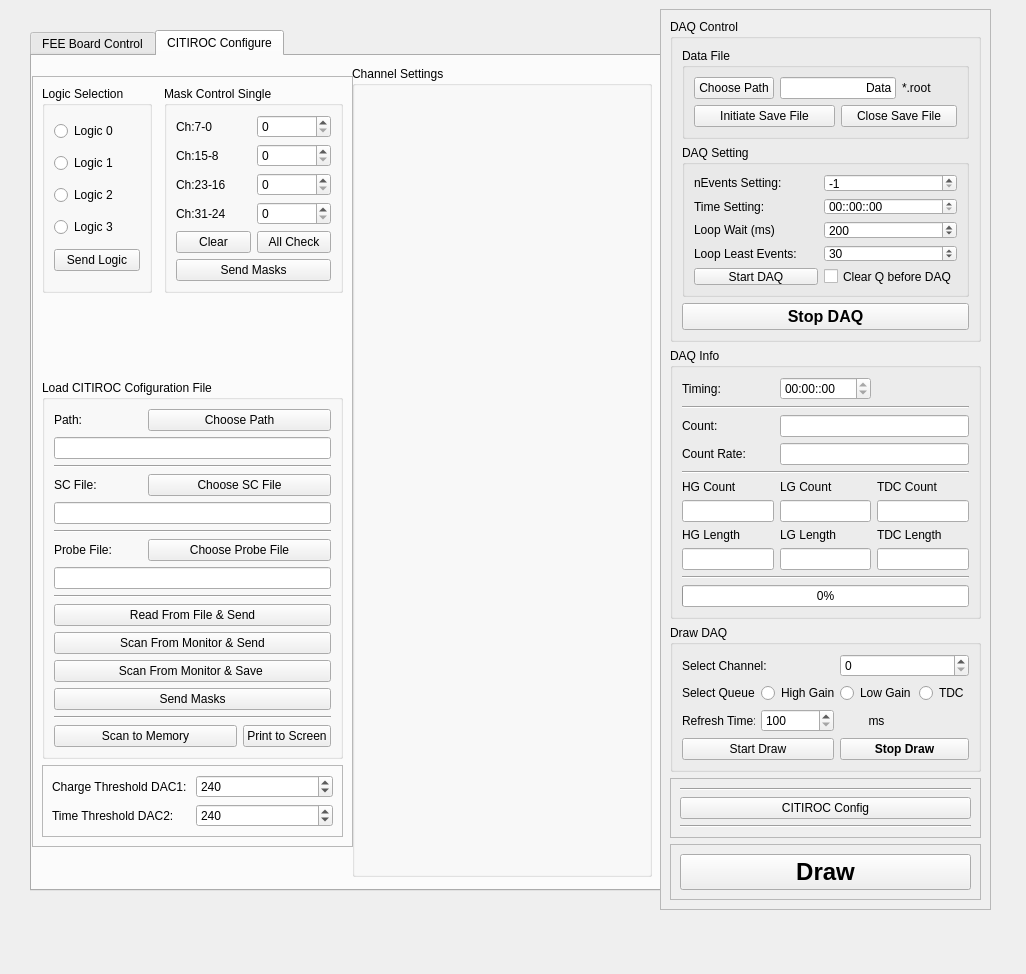
Above: src/FEEControlWidget.ui from HelloUSTC114/FEEBoardGUI before the change. Below: the same form after it.
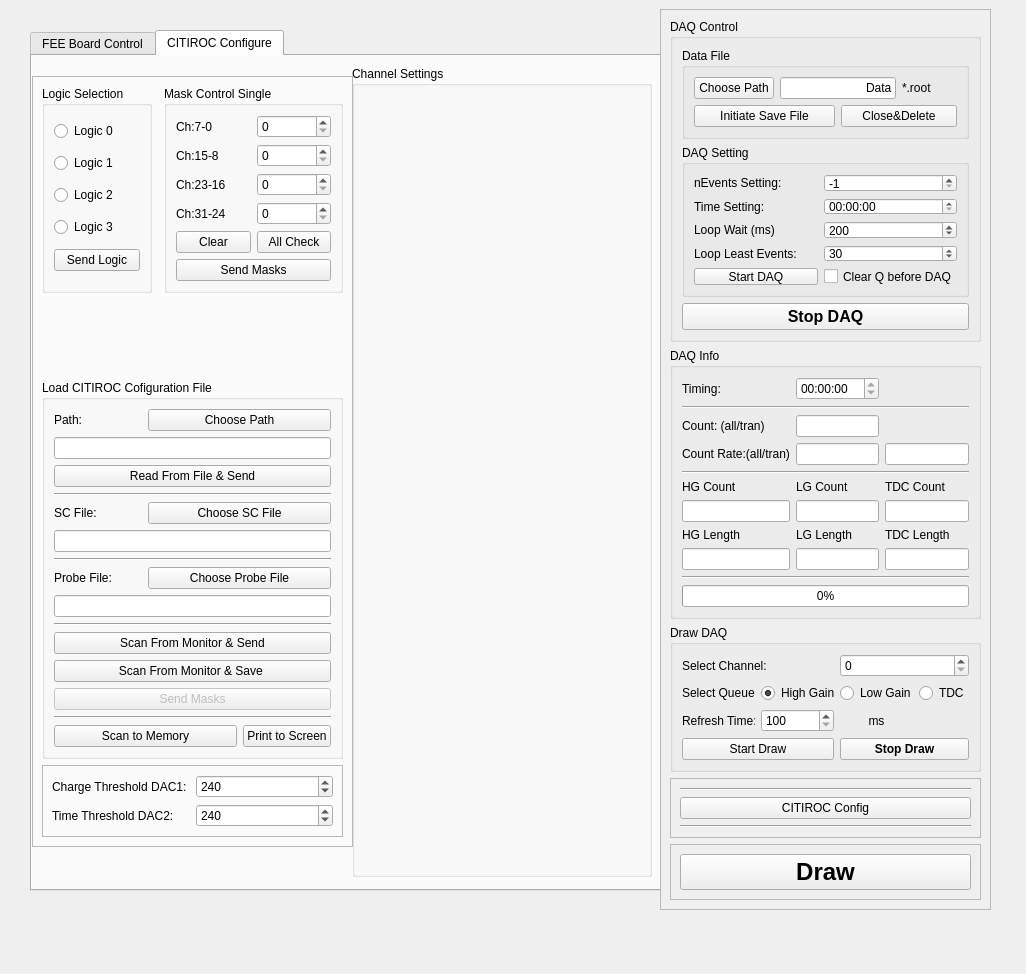
That is the form after the change.

Patch:
```diff
--- a/src/FEEControlWidget.ui
+++ b/src/FEEControlWidget.ui
@@ -724,136 +724,139 @@
          <string>Load CITIROC Cofiguration File</string>
         </property>
         <layout class="QGridLayout" name="gridLayout">
-         <item row="0" column="1" colspan="2">
-          <widget class="QPushButton" name="btnCITIROC_Path">
+         <item row="7" column="0" colspan="3">
+          <widget class="QLineEdit" name="lineCITIROC_scFile">
+           <property name="readOnly">
+            <bool>true</bool>
+           </property>
+          </widget>
+         </item>
+         <item row="0" column="0">
+          <widget class="QLabel" name="label_22">
            <property name="text">
-            <string>Choose Path</string>
+            <string>Path:</string>
            </property>
           </widget>
          </item>
-         <item row="11" column="0" colspan="3">
+         <item row="14" column="0" colspan="3">
           <widget class="QPushButton" name="btnSaveCITIROC">
            <property name="text">
             <string>Scan From Monitor &amp;&amp; Save </string>
            </property>
           </widget>
          </item>
-         <item row="13" column="0" colspan="3">
-          <widget class="Line" name="line_4">
-           <property name="orientation">
-            <enum>Qt::Horizontal</enum>
-           </property>
-          </widget>
-         </item>
-         <item row="4" column="0" colspan="3">
-          <widget class="QLineEdit" name="lineCITIROC_scFile">
-           <property name="readOnly">
-            <bool>true</bool>
-           </property>
-          </widget>
-         </item>
-         <item row="5" column="0" colspan="3">
-          <widget class="Line" name="line_2">
-           <property name="orientation">
-            <enum>Qt::Horizontal</enum>
-           </property>
-          </widget>
-         </item>
-         <item row="14" column="2">
-          <widget class="QPushButton" name="btnPrintToScreen">
-           <property name="text">
-            <string>Print to Screen</string>
-           </property>
-          </widget>
-         </item>
          <item row="10" column="0" colspan="3">
+          <widget class="QLineEdit" name="lineCITIROC_pbFile">
+           <property name="readOnly">
+            <bool>true</bool>
+           </property>
+          </widget>
+         </item>
+         <item row="2" column="0" colspan="3">
+          <widget class="QLineEdit" name="lineCITIROC_Path">
+           <property name="readOnly">
+            <bool>true</bool>
+           </property>
+          </widget>
+         </item>
+         <item row="13" column="0" colspan="3">
           <widget class="QPushButton" name="btnSendConfig">
            <property name="text">
             <string>Scan From Monitor &amp;&amp; Send</string>
            </property>
           </widget>
          </item>
-         <item row="1" column="0" colspan="3">
-          <widget class="QLineEdit" name="lineCITIROC_Path">
-           <property name="readOnly">
-            <bool>true</bool>
+         <item row="17" column="2">
+          <widget class="QPushButton" name="btnPrintToScreen">
+           <property name="text">
+            <string>Print to Screen</string>
            </property>
           </widget>
          </item>
-         <item row="14" column="0" colspan="2">
+         <item row="9" column="0">
+          <widget class="QLabel" name="label_21">
+           <property name="text">
+            <string>Probe File: </string>
+           </property>
+          </widget>
+         </item>
+         <item row="8" column="0" colspan="3">
+          <widget class="Line" name="line_2">
+           <property name="orientation">
+            <enum>Qt::Horizontal</enum>
+           </property>
+          </widget>
+         </item>
+         <item row="17" column="0" colspan="2">
           <widget class="QPushButton" name="btnScanConfig2Mem">
            <property name="text">
             <string>Scan to Memory</string>
            </property>
           </widget>
          </item>
-         <item row="3" column="0">
-          <widget class="QLabel" name="label_20">
+         <item row="15" column="0" colspan="3">
+          <widget class="QPushButton" name="btnMask_3">
+           <property name="enabled">
+            <bool>false</bool>
+           </property>
            <property name="text">
-            <string>SC File:</string>
+            <string>Send Masks</string>
            </property>
           </widget>
          </item>
-         <item row="6" column="1" colspan="2">
+         <item row="9" column="1" colspan="2">
           <widget class="QPushButton" name="btnCITIROC_pbFile">
            <property name="text">
             <string>Choose Probe File</string>
            </property>
           </widget>
          </item>
-         <item row="6" column="0">
-          <widget class="QLabel" name="label_21">
-           <property name="text">
-            <string>Probe File: </string>
-           </property>
-          </widget>
-         </item>
-         <item row="0" column="0">
-          <widget class="QLabel" name="label_22">
-           <property name="text">
-            <string>Path:</string>
-           </property>
-          </widget>
-         </item>
-         <item row="2" column="0" colspan="3">
+         <item row="4" column="0" colspan="3">
           <widget class="Line" name="line">
            <property name="orientation">
             <enum>Qt::Horizontal</enum>
            </property>
           </widget>
          </item>
-         <item row="7" column="0" colspan="3">
-          <widget class="QLineEdit" name="lineCITIROC_pbFile">
-           <property name="readOnly">
-            <bool>true</bool>
+         <item row="6" column="1" colspan="2">
+          <widget class="QPushButton" name="btnCITIROC_scFile">
+           <property name="text">
+            <string>Choose SC File</string>
            </property>
           </widget>
          </item>
-         <item row="8" column="0" colspan="3">
+         <item row="6" column="0">
+          <widget class="QLabel" name="label_20">
+           <property name="text">
+            <string>SC File:</string>
+           </property>
+          </widget>
+         </item>
+         <item row="16" column="0" colspan="3">
+          <widget class="Line" name="line_4">
+           <property name="orientation">
+            <enum>Qt::Horizontal</enum>
+           </property>
+          </widget>
+         </item>
+         <item row="11" column="0" colspan="3">
           <widget class="Line" name="line_3">
            <property name="orientation">
             <enum>Qt::Horizontal</enum>
            </property>
           </widget>
          </item>
-         <item row="9" column="0" colspan="3">
+         <item row="3" column="0" colspan="3">
           <widget class="QPushButton" name="btnReadCITIROC">
            <property name="text">
             <string>Read From File &amp;&amp; Send</string>
            </property>
           </widget>
          </item>
-         <item row="3" column="1" colspan="2">
-          <widget class="QPushButton" name="btnCITIROC_scFile">
+         <item row="0" column="1" colspan="2">
+          <widget class="QPushButton" name="btnCITIROC_Path">
            <property name="text">
-            <string>Choose SC File</string>
-           </property>
-          </widget>
-         </item>
-         <item row="12" column="0" colspan="3">
-          <widget class="QPushButton" name="btnMask">
-           <property name="text">
-            <string>Send Masks</string>
+            <string>Choose Path</string>
            </property>
           </widget>
          </item>
@@ -895,7 +898,7 @@
           </widget>
          </item>
          <item row="6" column="0" colspan="2">
-          <widget class="QPushButton" name="btnMask_2">
+          <widget class="QPushButton" name="btnMask">
            <property name="text">
             <string>Send Masks</string>
            </property>
@@ -1161,7 +1164,7 @@
        <item row="3" column="0">
         <widget class="QLabel" name="label_31">
          <property name="text">
-          <string>Count Rate:</string>
+          <string>Count Rate:(all/tran)</string>
          </property>
         </widget>
        </item>
@@ -1172,20 +1175,13 @@
          </property>
         </widget>
        </item>
-       <item row="3" column="1" colspan="2">
-        <widget class="QLineEdit" name="lineCountRate">
-         <property name="readOnly">
-          <bool>true</bool>
-         </property>
-        </widget>
-       </item>
        <item row="0" column="1">
         <widget class="QTimeEdit" name="timerDAQ">
          <property name="readOnly">
           <bool>true</bool>
          </property>
          <property name="displayFormat">
-          <string>HH:mm::ss</string>
+          <string>HH:mm:ss</string>
          </property>
          <property name="calendarPopup">
           <bool>false</bool>
@@ -1216,17 +1212,31 @@
        <item row="2" column="0">
         <widget class="QLabel" name="label_37">
          <property name="text">
-          <string>Count: </string>
+          <string>Count: (all/tran)</string>
          </property>
         </widget>
        </item>
-       <item row="2" column="1" colspan="2">
+       <item row="3" column="1">
+        <widget class="QLineEdit" name="lineCountRate">
+         <property name="readOnly">
+          <bool>true</bool>
+         </property>
+        </widget>
+       </item>
+       <item row="2" column="1">
         <widget class="QLineEdit" name="lineDAQCount">
          <property name="readOnly">
           <bool>true</bool>
          </property>
         </widget>
        </item>
+       <item row="3" column="2">
+        <widget class="QLineEdit" name="lineCountRateTran">
+         <property name="readOnly">
+          <bool>true</bool>
+         </property>
+        </widget>
+       </item>
       </layout>
      </widget>
     </item>
@@ -1312,7 +1322,7 @@
           <item row="1" column="2" colspan="2">
            <widget class="QPushButton" name="btnFileClose">
             <property name="text">
-             <string>Close Save File</string>
+             <string>Close&amp;&amp;Delete</string>
             </property>
            </widget>
           </item>
@@ -1354,7 +1364,7 @@
           <item row="1" column="1">
            <widget class="QTimeEdit" name="timeDAQSetting">
             <property name="displayFormat">
-             <string>HH::mm::ss</string>
+             <string>HH:mm:ss</string>
             </property>
             <property name="time">
              <time>
@@ -1481,6 +1491,9 @@
          <property name="text">
           <string>High Gain</string>
          </property>
+         <property name="checked">
+          <bool>true</bool>
+         </property>
         </widget>
        </item>
        <item row="2" column="1">
```
